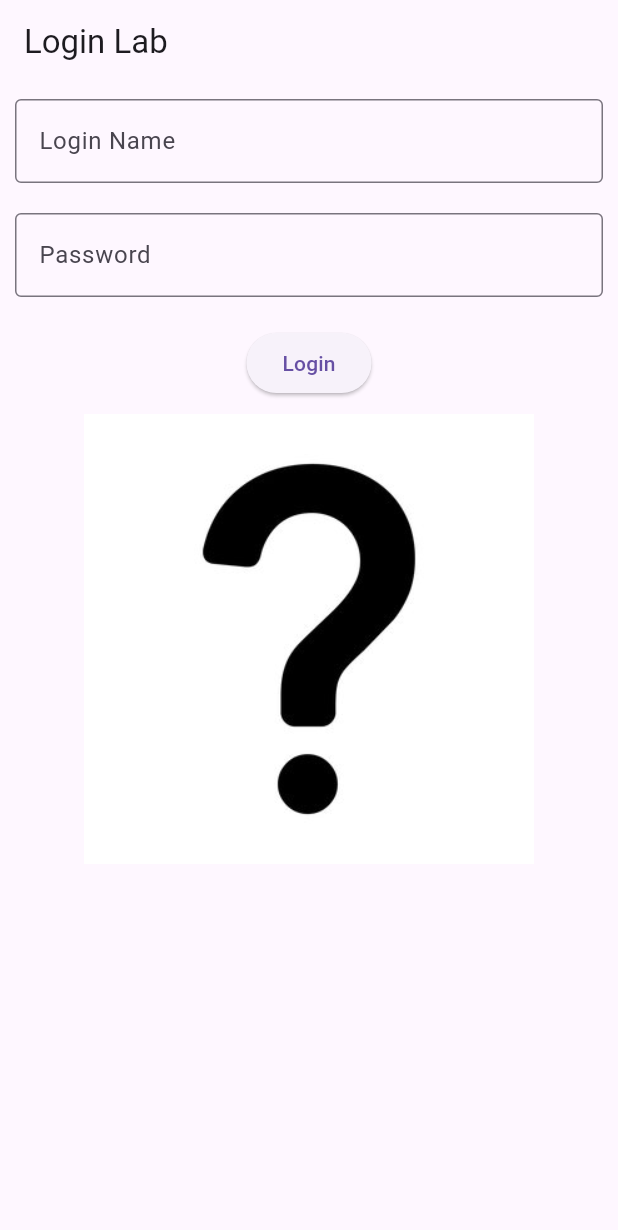
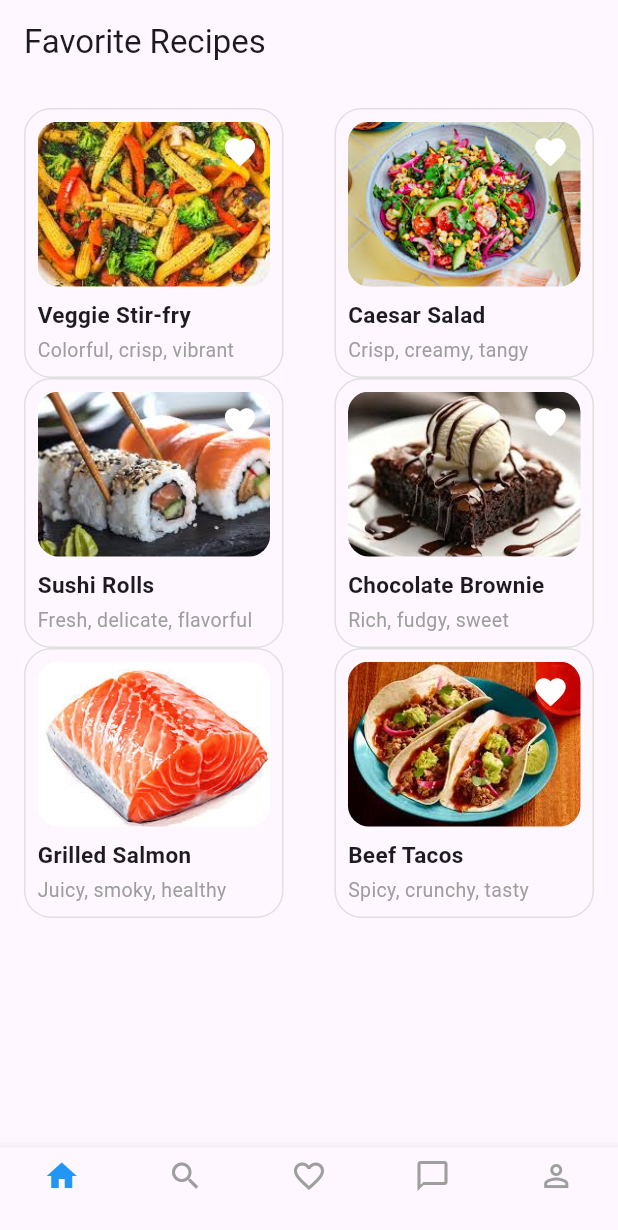
Before and after one commit to Abdirahman240/Lab02-mobile-graphic, a Flutter app: the screen it shows after launch, on a phone screen of 412 x 824 dp. Shown: the top 1230 px of the screen. Run offline on Flutter 3.47's test engine with Material 3 defaults, Android fonts, the phone set to English and light mode, and no system bars.

Commit message:
Completed Lab 3

```diff
--- a/lib/main.dart
+++ b/lib/main.dart
@@ -4,86 +4,164 @@ void main() {
   runApp(const MyApp());
 }
 
-class MyApp extends StatefulWidget {
+class MyApp extends StatelessWidget {
   const MyApp({super.key});
 
   @override
-  State<MyApp> createState() => _MyAppState();
+  Widget build(BuildContext context) {
+    return const MaterialApp(
+      debugShowCheckedModeBanner: false,
+      home: RecipePage(),
+    );
+  }
 }
 
-class _MyAppState extends State<MyApp> {
-  final TextEditingController loginController = TextEditingController();
-  final TextEditingController passwordController = TextEditingController();
-
-  String imageSource = "images/question-mark.jpg";
-  String imageDescription = "Question Mark";
-
-  void checkPassword() {
-    setState(() {
-      if (passwordController.text == "ASDF") {
-        imageSource = "images/light-bulb.jpg";
-        imageDescription = "Light Bulb";
-      } else {
-        imageSource = "images/stop-sign.jpg";
-        imageDescription = "Stop Sign";
-      }
-    });
-  }
-
-  @override
-  void dispose() {
-    loginController.dispose();
-    passwordController.dispose();
-    super.dispose();
-  }
+class RecipePage extends StatelessWidget {
+  const RecipePage({super.key});
 
   @override
   Widget build(BuildContext context) {
-    return MaterialApp(
-      home: Scaffold(
-        appBar: AppBar(title: const Text("Login Lab")),
-        body: SingleChildScrollView(
-          child: Column(
+    return Scaffold(
+      appBar: AppBar(
+        title: const Text("Favorite Recipes"),
+      ),
+      body: SingleChildScrollView(
+        child: createLayout(context),
+      ),
+      bottomNavigationBar: BottomNavigationBar(
+        type: BottomNavigationBarType.fixed,
+        currentIndex: 0,
+        selectedItemColor: Colors.blue,
+        unselectedItemColor: Colors.grey,
+        onTap: (index) {},
+        items: const [
+          BottomNavigationBarItem(icon: Icon(Icons.home), label: ""),
+          BottomNavigationBarItem(icon: Icon(Icons.search), label: ""),
+          BottomNavigationBarItem(icon: Icon(Icons.favorite_border), label: ""),
+          BottomNavigationBarItem(icon: Icon(Icons.chat_bubble_outline), label: ""),
+          BottomNavigationBarItem(icon: Icon(Icons.person_outline), label: ""),
+        ],
+      ),
+    );
+  }
+
+  Widget createLayout(BuildContext context) {
+    return Padding(
+      padding: const EdgeInsets.all(16),
+      child: Column(
+        mainAxisAlignment: MainAxisAlignment.spaceBetween, // ✅ FIXED: satisfies mark #2
+        children: [
+          Row(
+            mainAxisAlignment: MainAxisAlignment.spaceBetween,
             children: [
-              Padding(
-                padding: const EdgeInsets.all(10),
-                child: TextField(
-                  controller: loginController,
-                  decoration: const InputDecoration(
-                    labelText: "Login Name",
-                    border: OutlineInputBorder(),
-                  ),
+              recipeCard(
+                context,
+                "assets/images/1.jpeg",
+                "Veggie Stir-fry",
+                "Colorful, crisp, vibrant",
+              ),
+              recipeCard(
+                context,
+                "assets/images/2.jpeg",
+                "Caesar Salad",
+                "Crisp, creamy, tangy",
+              ),
+            ],
+          ),
+          Row(
+            mainAxisAlignment: MainAxisAlignment.spaceBetween,
+            children: [
+              recipeCard(
+                context,
+                "assets/images/3.jpeg",
+                "Sushi Rolls",
+                "Fresh, delicate, flavorful",
+              ),
+              recipeCard(
+                context,
+                "assets/images/4.jpeg",
+                "Chocolate Brownie",
+                "Rich, fudgy, sweet",
+              ),
+            ],
+          ),
+          Row(
+            mainAxisAlignment: MainAxisAlignment.spaceBetween,
+            children: [
+              recipeCard(
+                context,
+                "assets/images/5.jpeg",
+                "Grilled Salmon",
+                "Juicy, smoky, healthy",
+              ),
+              recipeCard(
+                context,
+                "assets/images/6.jpeg",
+                "Beef Tacos",
+                "Spicy, crunchy, tasty",
+              ),
+            ],
+          ),
+        ],
+      ),
+    );
+  }
+
+  Widget recipeCard(
+      BuildContext context,
+      String imagePath,
+      String title,
+      String description,
+      ) {
+    return Container(
+      width: MediaQuery.of(context).size.width * 0.42,
+      padding: const EdgeInsets.all(8),
+      decoration: BoxDecoration(
+        border: Border.all(color: Colors.grey.shade300),
+        borderRadius: BorderRadius.circular(18),
+      ),
+      child: Column(
+        crossAxisAlignment: CrossAxisAlignment.start,
+        children: [
+          Stack(
+            alignment: Alignment.topRight,
+            children: [
+              ClipRRect(
+                borderRadius: BorderRadius.circular(14),
+                child: Image.asset(
+                  imagePath,
+                  width: double.infinity,
+                  height: 110,
+                  fit: BoxFit.cover,
                 ),
               ),
-              Padding(
-                padding: const EdgeInsets.all(10),
-                child: TextField(
-                  controller: passwordController,
-                  obscureText: true,
-                  decoration: const InputDecoration(
-                    labelText: "Password",
-                    border: OutlineInputBorder(),
-                  ),
-                ),
-              ),
-              Padding(
-                padding: const EdgeInsets.all(10),
-                child: ElevatedButton(
-                  onPressed: checkPassword,
-                  child: const Text("Login"),
-                ),
-              ),
-              Semantics(
-                label: imageDescription,
-                child: Image.asset(
-                  imageSource,
-                  width: 300,
-                  height: 300,
+              const Padding(
+                padding: EdgeInsets.all(8),
+                child: Icon(
+                  Icons.favorite,
+                  color: Colors.white,
+                  size: 24,
                 ),
               ),
             ],
           ),
-        ),
+          const SizedBox(height: 8),
+          Text(
+            title,
+            style: const TextStyle(
+              fontWeight: FontWeight.bold,
+              fontSize: 15,
+            ),
+          ),
+          const SizedBox(height: 4),
+          Text(
+            description,
+            style: const TextStyle(
+              color: Colors.grey,
+              fontSize: 13,
+            ),
+          ),
+        ],
       ),
     );
   }
--- a/pubspec.yaml
+++ b/pubspec.yaml
@@ -59,9 +59,7 @@ flutter:
 
 
   assets:
-    - images/question-mark.jpg
-    - images/light-bulb.jpg
-    - images/stop-sign.jpg
+    - assets/images/
   # To add assets to your application, add an assets section, like this:
   # assets:
   #   - images/a_dot_burr.jpeg
```
Also changed, not shown: assets/images/1.jpeg (added), assets/images/2.jpeg (added), assets/images/3.jpeg (added), assets/images/4.jpeg (added), assets/images/5.jpeg (added), assets/images/6.jpeg (added), 12 other files.
